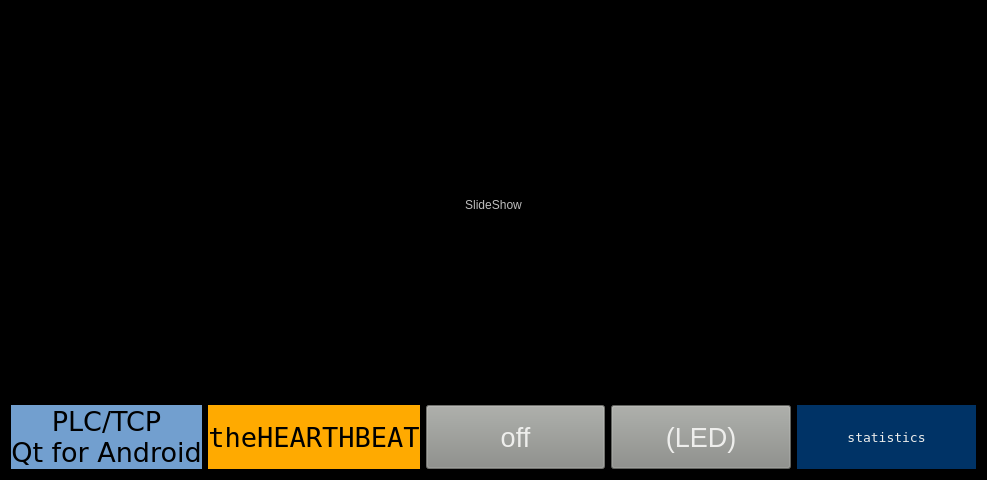
Qt form AnyTPAC/DemoPlcTCP/mainwindow.ui (MECTsrl/mect_apps) before a commit.
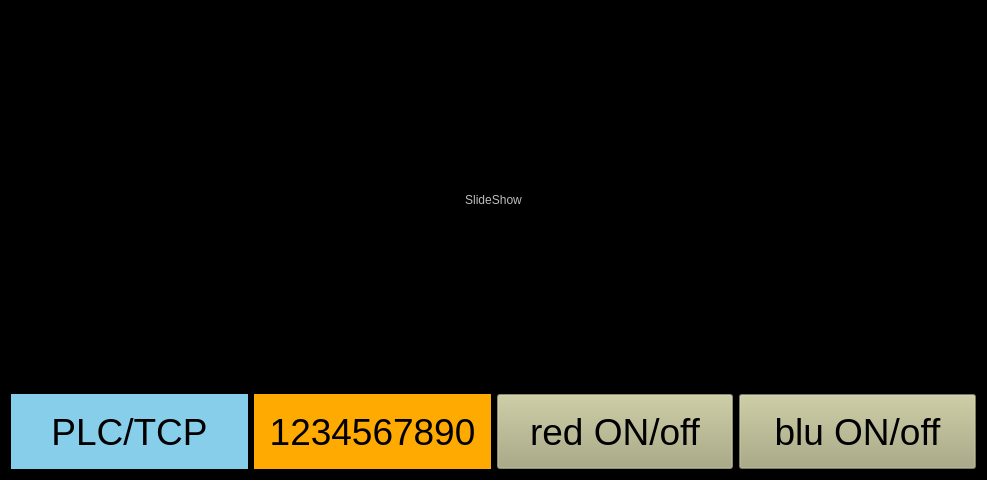
The same form after that commit.

Diff of the .ui file:
```diff
--- a/AnyTPAC/DemoPlcTCP/mainwindow.ui
+++ b/AnyTPAC/DemoPlcTCP/mainwindow.ui
@@ -55,20 +55,19 @@
         </property>
         <property name="font">
          <font>
-          <family>DejaVu Sans</family>
-          <pointsize>20</pointsize>
+          <family>Ubuntu</family>
+          <pointsize>28</pointsize>
          </font>
         </property>
         <property name="focusPolicy">
          <enum>Qt::NoFocus</enum>
         </property>
         <property name="styleSheet">
-         <string notr="true">background-color: rgb(114, 159, 207);
+         <string notr="true">background-color: rgb(135, 206, 235);
 color: rgb(0, 0, 0);</string>
         </property>
         <property name="text">
-         <string>PLC/TCP
-Qt for Android</string>
+         <string>PLC/TCP</string>
         </property>
         <property name="alignment">
          <set>Qt::AlignCenter</set>
@@ -94,8 +93,8 @@
         </property>
         <property name="font">
          <font>
-          <family>DejaVu Sans Mono</family>
-          <pointsize>20</pointsize>
+          <family>Ubuntu</family>
+          <pointsize>28</pointsize>
          </font>
         </property>
         <property name="focusPolicy">
@@ -106,7 +105,7 @@
 color: rgb(0, 0, 0);</string>
         </property>
         <property name="text">
-         <string>theHEARTHBEAT</string>
+         <string>1234567890</string>
         </property>
         <property name="alignment">
          <set>Qt::AlignCenter</set>
@@ -124,6 +123,12 @@
           <verstretch>0</verstretch>
          </sizepolicy>
         </property>
+        <property name="minimumSize">
+         <size>
+          <width>0</width>
+          <height>75</height>
+         </size>
+        </property>
         <property name="maximumSize">
          <size>
           <width>16777215</width>
@@ -132,19 +137,19 @@
         </property>
         <property name="font">
          <font>
-          <pointsize>20</pointsize>
+          <pointsize>28</pointsize>
          </font>
         </property>
         <property name="focusPolicy">
          <enum>Qt::NoFocus</enum>
         </property>
         <property name="styleSheet">
-         <string notr="true">color: rgb(238, 238, 236);
-background-color: rgb(136, 138, 133);
-</string>
+         <string notr="true">color: rgb(0,0,0);
+background-color: rgb(170, 170, 127);
+text-align:center;</string>
         </property>
         <property name="text">
-         <string>off</string>
+         <string>red ON/off</string>
         </property>
         <property name="checkable">
          <bool>false</bool>
@@ -159,6 +164,12 @@
           <verstretch>0</verstretch>
          </sizepolicy>
         </property>
+        <property name="minimumSize">
+         <size>
+          <width>0</width>
+          <height>75</height>
+         </size>
+        </property>
         <property name="maximumSize">
          <size>
           <width>16777215</width>
@@ -167,18 +178,19 @@
         </property>
         <property name="font">
          <font>
-          <pointsize>20</pointsize>
+          <pointsize>28</pointsize>
          </font>
         </property>
         <property name="focusPolicy">
          <enum>Qt::NoFocus</enum>
         </property>
         <property name="styleSheet">
-         <string notr="true">color: rgb(238, 238, 236);
-background-color: rgb(136, 138, 133);</string>
+         <string notr="true">color: rgb(0,0,0);
+background-color: rgb(170, 170, 127);
+text-align:center;</string>
         </property>
         <property name="text">
-         <string>(LED)</string>
+         <string>blu ON/off</string>
         </property>
         <property name="iconSize">
          <size>
@@ -194,44 +206,6 @@
         </property>
        </widget>
       </item>
-      <item>
-       <widget class="QLabel" name="statistics_label">
-        <property name="enabled">
-         <bool>false</bool>
-        </property>
-        <property name="sizePolicy">
-         <sizepolicy hsizetype="Preferred" vsizetype="Maximum">
-          <horstretch>0</horstretch>
-          <verstretch>0</verstretch>
-         </sizepolicy>
-        </property>
-        <property name="maximumSize">
-         <size>
-          <width>16777215</width>
-          <height>100</height>
-         </size>
-        </property>
-        <property name="font">
-         <font>
-          <family>DejaVu Sans Mono</family>
-          <pointsize>10</pointsize>
-         </font>
-        </property>
-        <property name="focusPolicy">
-         <enum>Qt::NoFocus</enum>
-        </property>
-        <property name="styleSheet">
-         <string notr="true">background-color: rgb(0, 51, 102);
-color: rgb(238, 238, 236);</string>
-        </property>
-        <property name="text">
-         <string>statistics</string>
-        </property>
-        <property name="alignment">
-         <set>Qt::AlignCenter</set>
-        </property>
-       </widget>
-      </item>
      </layout>
     </item>
    </layout>
```
